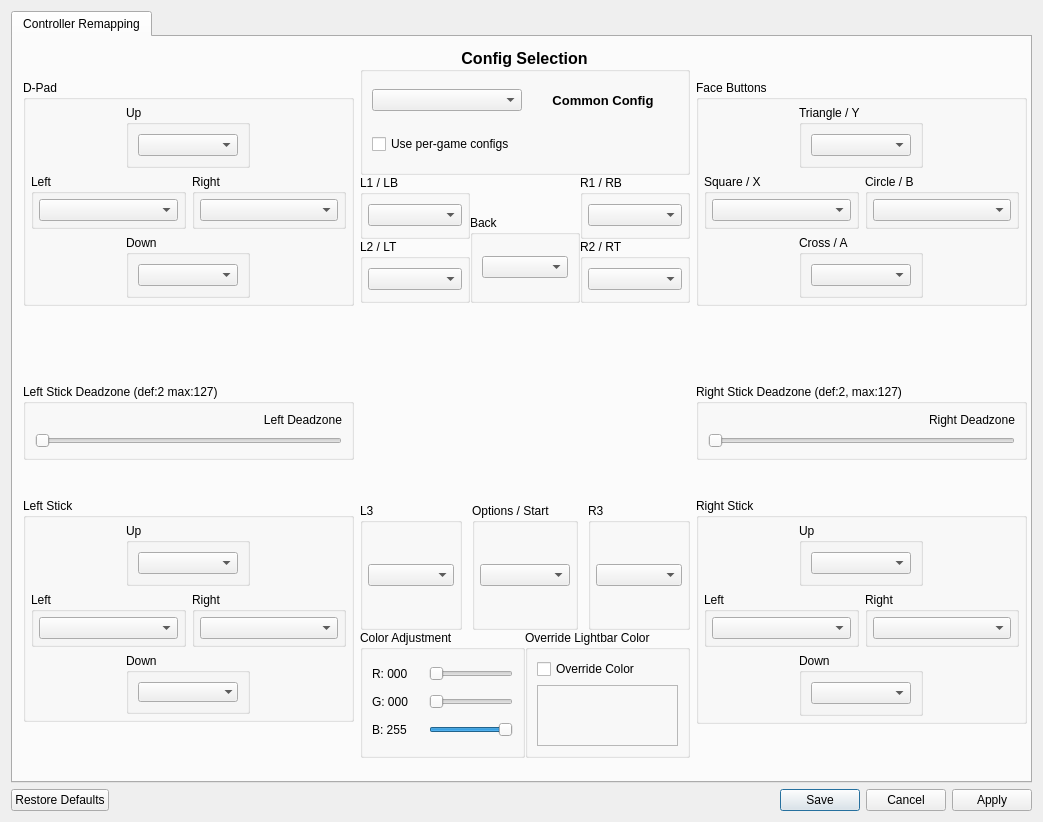
This is src/qt_gui/control_settings.ui in shadps4-emu/shadPS4 as Qt 5 draws it before an edit. The edited form follows.
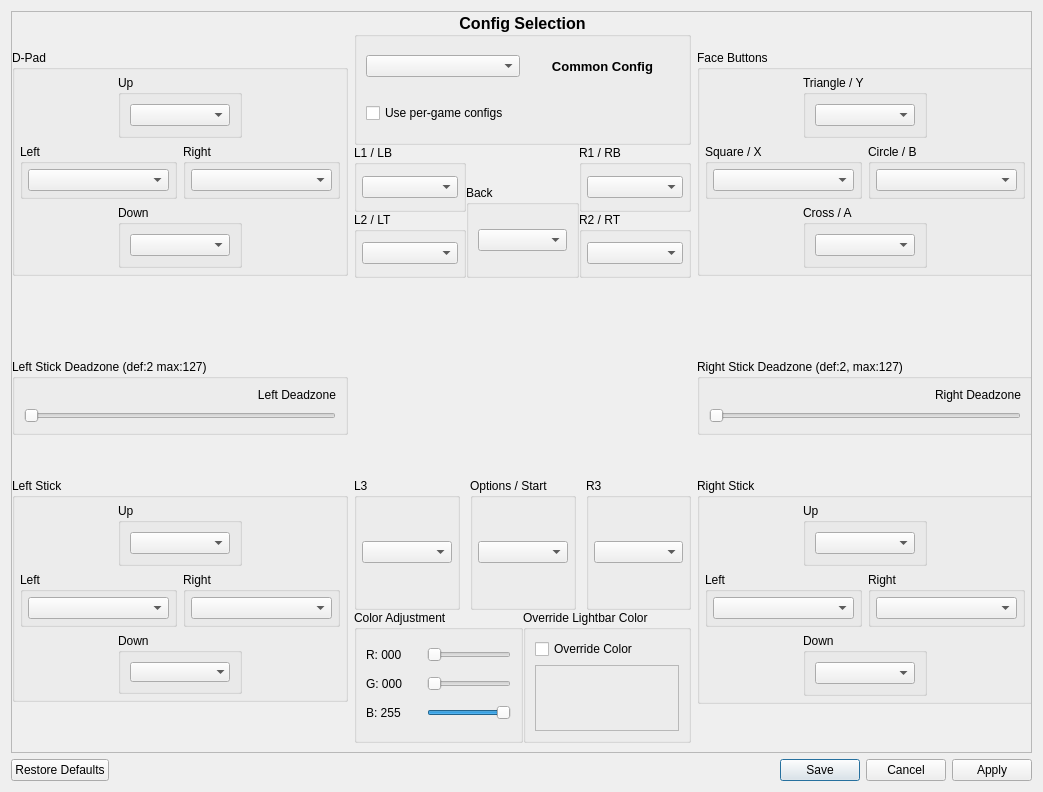
This is the edited form. Icons and pictures are not drawn.

Commit message: Implement saving and loading lightbar values

```diff
--- a/src/qt_gui/control_settings.ui
+++ b/src/qt_gui/control_settings.ui
@@ -10,7 +10,7 @@
     <x>0</x>
     <y>0</y>
     <width>1043</width>
-    <height>822</height>
+    <height>792</height>
    </rect>
   </property>
   <property name="windowTitle">
@@ -22,21 +22,26 @@
   </property>
   <layout class="QVBoxLayout" name="verticalLayout">
    <item>
-    <widget class="QTabWidget" name="TabWidget">
-     <property name="currentIndex">
-      <number>0</number>
+    <widget class="QScrollArea" name="scrollArea">
+     <property name="widgetResizable">
+      <bool>true</bool>
      </property>
-     <widget class="QWidget" name="RemapTab">
-      <attribute name="title">
-       <string>Controller Remapping</string>
-      </attribute>
-      <widget class="QWidget" name="">
+     <widget class="QWidget" name="scrollAreaWidgetContents">
+      <property name="geometry">
+       <rect>
+        <x>0</x>
+        <y>0</y>
+        <width>1019</width>
+        <height>732</height>
+       </rect>
+      </property>
+      <widget class="QWidget" name="layoutWidget">
        <property name="geometry">
         <rect>
-         <x>10</x>
-         <y>10</y>
-         <width>1004</width>
-         <height>711</height>
+         <x>0</x>
+         <y>0</y>
+         <width>1021</width>
+         <height>731</height>
         </rect>
        </property>
        <layout class="QHBoxLayout" name="RemapLayout">
```
The commit also changes 1 other file.
